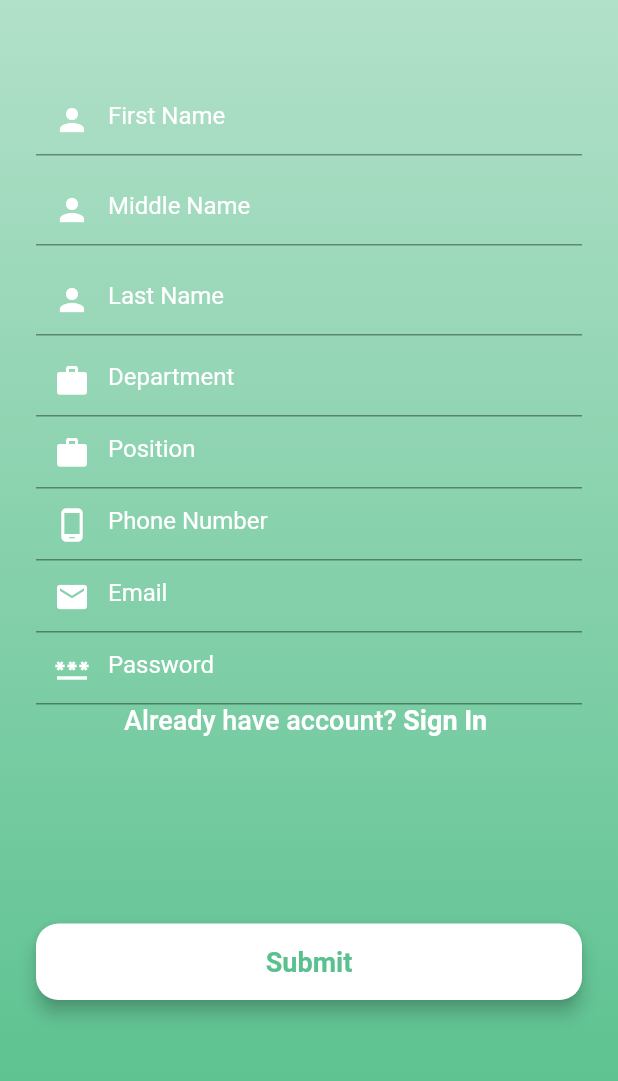
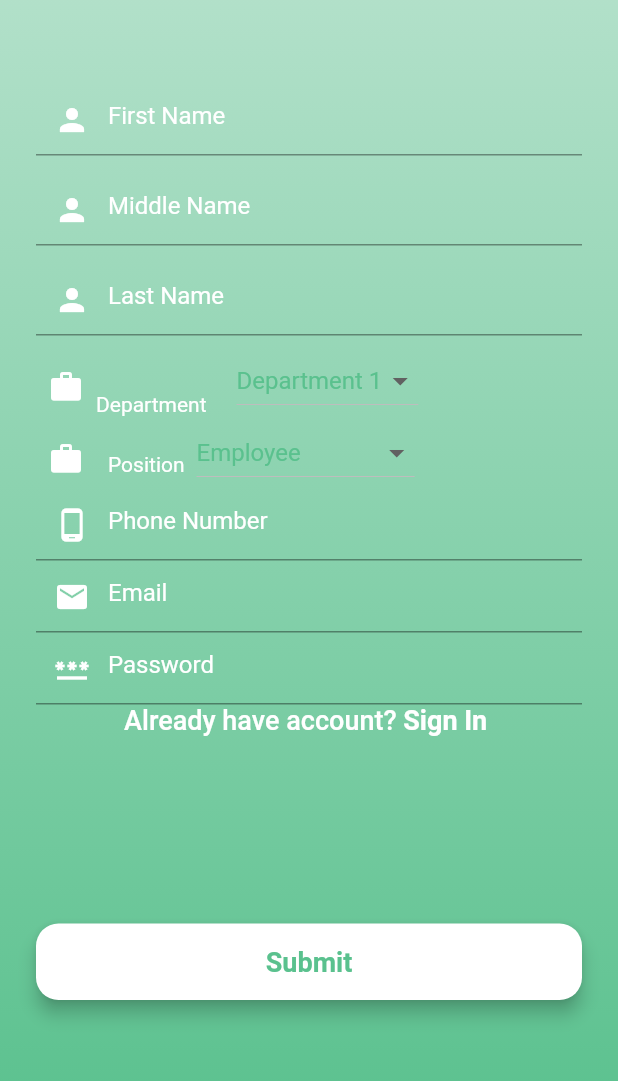
Before and after one commit to Ebenezerkifle/ems, a Flutter app: the FormScreen screen opened directly, on a phone screen of 412 x 824 dp, the part 107-1188 px from its top. Run offline on Flutter 3.47's test engine with Material 2 defaults, Android fonts, the phone set to English and light mode, and no system bars; our stand-ins replace cloud_firestore, firebase_auth, firebase_core, flutter_svg, fluttertoast, shared_preferences; accounts and stored records are empty.

Commit message:
implemented the dropdown menu

```diff
--- a/lib/Screens/signup_screen.dart
+++ b/lib/Screens/signup_screen.dart
@@ -1,3 +1,5 @@
+// ignore: import_of_legacy_library_into_null_safe
+//import 'package:dropdownfield/dropdownfield.dart';
 import 'package:flutter/material.dart';
 import 'package:ems/Screens/signin_screen.dart';
 
@@ -15,8 +17,19 @@ class FormScreenState extends State<FormScreen> {
   late String _url;
   late String _phoneNumber;
   late String _calories;
+  String dropdownvalue = 'Employee';
+  var positions = ['Employee', 'Sub-Manager', 'General Manager', 'Admin'];
+  String dropdownvalue2 = 'Department 1';
+  var departments = [
+    'Department 1',
+    'Department 2',
+    'Department 3',
+    'Department 4'
+  ];
 
   final GlobalKey<FormState> _formKey = GlobalKey<FormState>();
+
+  get onChanged => null;
 
   Widget _buildFirstName() {
     return Container(
@@ -141,6 +154,44 @@ class FormScreenState extends State<FormScreen> {
   }
 
   Widget _buildPosition() {
+    return Row(
+      crossAxisAlignment: CrossAxisAlignment.end,
+      children: [
+        Padding(
+          padding: const EdgeInsets.all(8.0),
+          child: Icon(
+            Icons.work,
+            color: Colors.white,
+          ),
+        ),
+        Padding(
+          padding: const EdgeInsets.all(8.0),
+          child: Text(
+            'Position',
+            style: TextStyle(color: Colors.white),
+          ),
+        ),
+        DropdownButton(
+          items: positions.map((positionsname) {
+            return DropdownMenuItem(
+                value: positionsname,
+                child: Text(
+                  positionsname,
+                  style: TextStyle(color: Color(0xff5ac18e)),
+                ));
+          }).toList(),
+          onChanged: (String? newValue) {
+            setState(() {
+              dropdownvalue = newValue!;
+            });
+          },
+          value: dropdownvalue,
+        )
+      ],
+    );
+  }
+
+/*   Widget _buildPosition() {
     return TextFormField(
       decoration: InputDecoration(
           prefixIcon: Icon(Icons.work, color: Colors.white),
@@ -148,15 +199,43 @@ class FormScreenState extends State<FormScreen> {
           hintStyle: TextStyle(color: Colors.white)),
       //decoration: InputDecoration(labelText: 'Password'),
     );
-  }
+  } */
 
   Widget _buildDepartment() {
-    return TextFormField(
-      decoration: InputDecoration(
-          prefixIcon: Icon(Icons.work, color: Colors.white),
-          hintText: 'Department',
-          hintStyle: TextStyle(color: Colors.white)),
-      //decoration: InputDecoration(labelText: 'Password'),
+    return Row(
+      crossAxisAlignment: CrossAxisAlignment.end,
+      children: [
+        Padding(
+          padding: const EdgeInsets.all(8.0),
+          child: Icon(
+            Icons.work,
+            color: Colors.white,
+          ),
+        ),
+        Text('Department',
+            style: TextStyle(
+              color: Colors.white,
+            )),
+        Padding(
+          padding: const EdgeInsets.only(left: 20.0),
+          child: DropdownButton(
+            items: departments.map((departmentsname) {
+              return DropdownMenuItem(
+                  value: departmentsname,
+                  child: Text(
+                    departmentsname,
+                    style: TextStyle(color: Color(0xff5ac18e)),
+                  ));
+            }).toList(),
+            onChanged: (String? newValue) {
+              setState(() {
+                dropdownvalue2 = newValue!;
+              });
+            },
+            value: dropdownvalue2,
+          ),
+        ),
+      ],
     );
   }
 
--- a/pubspec.yaml
+++ b/pubspec.yaml
@@ -42,6 +42,7 @@ dependencies:
   flutter_svg: ^1.0.1
   shared_preferences: ^2.0.12
   firebase_messaging: ^11.2.5
+  firebase_core_web: ^1.5.3
 
 dev_dependencies:
   flutter_test:
```
Also changed, not shown: lib/main.dart (+47 -3 lines), pubspec.lock.
